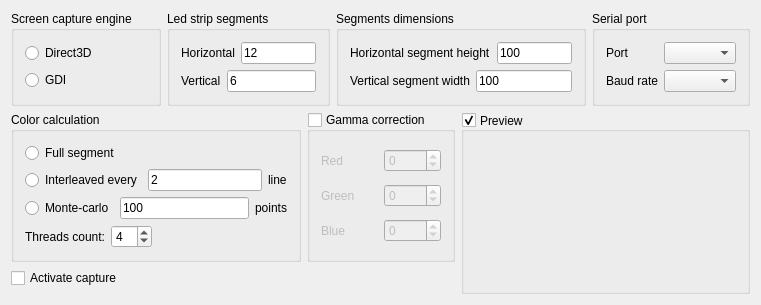
Old version of the form StripCtrl/StripCtrl/StripCtrl.ui in the repository sergrt/stripctrl.
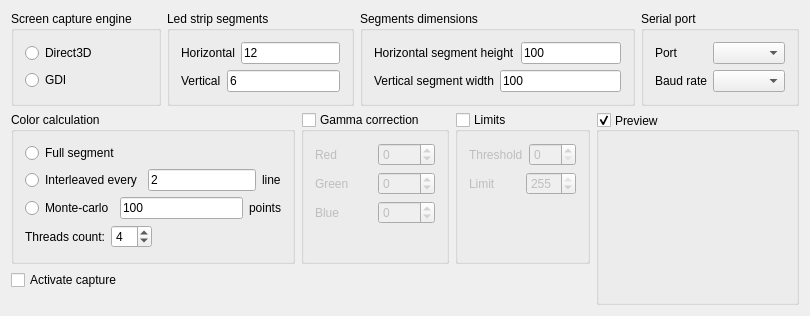
New version of the form. Custom widgets are drawn as their Qt base class.

Commit message: Add limit and threshold controls.

The edit to the form file:
```diff
--- a/StripCtrl/StripCtrl/StripCtrl.ui
+++ b/StripCtrl/StripCtrl/StripCtrl.ui
@@ -6,8 +6,8 @@
    <rect>
     <x>0</x>
     <y>0</y>
-    <width>761</width>
-    <height>274</height>
+    <width>810</width>
+    <height>316</height>
    </rect>
   </property>
   <property name="windowTitle">
@@ -271,6 +271,117 @@
            </item>
           </layout>
          </item>
+         <item>
+          <spacer name="verticalSpacer_4">
+           <property name="orientation">
+            <enum>Qt::Vertical</enum>
+           </property>
+           <property name="sizeHint" stdset="0">
+            <size>
+             <width>20</width>
+             <height>40</height>
+            </size>
+           </property>
+          </spacer>
+         </item>
+        </layout>
+       </widget>
+      </item>
+      <item row="0" column="3" rowspan="4">
+       <widget class="QGroupBox" name="previewBox">
+        <property name="title">
+         <string>Preview</string>
+        </property>
+        <property name="alignment">
+         <set>Qt::AlignLeading|Qt::AlignLeft|Qt::AlignVCenter</set>
+        </property>
+        <property name="checkable">
+         <bool>true</bool>
+        </property>
+        <layout class="QHBoxLayout" name="horizontalLayout_7">
+         <item>
+          <widget class="ColorPreviewWidget" name="color_widget" native="true">
+           <property name="sizePolicy">
+            <sizepolicy hsizetype="Expanding" vsizetype="Preferred">
+             <horstretch>0</horstretch>
+             <verstretch>0</verstretch>
+            </sizepolicy>
+           </property>
+          </widget>
+         </item>
+        </layout>
+       </widget>
+      </item>
+      <item row="0" column="2">
+       <widget class="QGroupBox" name="use_limits">
+        <property name="title">
+         <string>Limits</string>
+        </property>
+        <property name="checkable">
+         <bool>true</bool>
+        </property>
+        <property name="checked">
+         <bool>false</bool>
+        </property>
+        <layout class="QVBoxLayout" name="verticalLayout_8">
+         <item>
+          <layout class="QHBoxLayout" name="horizontalLayout_15">
+           <item>
+            <widget class="QLabel" name="label_13">
+             <property name="text">
+              <string>Threshold</string>
+             </property>
+            </widget>
+           </item>
+           <item>
+            <widget class="QSpinBox" name="threshold">
+             <property name="minimum">
+              <number>0</number>
+             </property>
+             <property name="maximum">
+              <number>255</number>
+             </property>
+            </widget>
+           </item>
+          </layout>
+         </item>
+         <item>
+          <layout class="QHBoxLayout" name="horizontalLayout_16">
+           <item>
+            <widget class="QLabel" name="label_14">
+             <property name="text">
+              <string>Limit</string>
+             </property>
+            </widget>
+           </item>
+           <item>
+            <widget class="QSpinBox" name="limit">
+             <property name="minimum">
+              <number>0</number>
+             </property>
+             <property name="maximum">
+              <number>255</number>
+             </property>
+             <property name="value">
+              <number>255</number>
+             </property>
+            </widget>
+           </item>
+          </layout>
+         </item>
+         <item>
+          <spacer name="verticalSpacer">
+           <property name="orientation">
+            <enum>Qt::Vertical</enum>
+           </property>
+           <property name="sizeHint" stdset="0">
+            <size>
+             <width>20</width>
+             <height>40</height>
+            </size>
+           </property>
+          </spacer>
+         </item>
         </layout>
        </widget>
       </item>
@@ -356,11 +467,24 @@
            </item>
           </layout>
          </item>
+         <item>
+          <spacer name="verticalSpacer_3">
+           <property name="orientation">
+            <enum>Qt::Vertical</enum>
+           </property>
+           <property name="sizeHint" stdset="0">
+            <size>
+             <width>20</width>
+             <height>40</height>
+            </size>
+           </property>
+          </spacer>
+         </item>
         </layout>
        </widget>
       </item>
       <item row="2" column="0">
-       <spacer name="verticalSpacer">
+       <spacer name="verticalSpacer_2">
         <property name="orientation">
          <enum>Qt::Vertical</enum>
         </property>
@@ -372,31 +496,6 @@
         </property>
        </spacer>
       </item>
-      <item row="0" column="2" rowspan="3">
-       <widget class="QGroupBox" name="previewBox">
-        <property name="title">
-         <string>Preview</string>
-        </property>
-        <property name="alignment">
-         <set>Qt::AlignLeading|Qt::AlignLeft|Qt::AlignVCenter</set>
-        </property>
-        <property name="checkable">
-         <bool>true</bool>
-        </property>
-        <layout class="QHBoxLayout" name="horizontalLayout_7">
-         <item>
-          <widget class="ColorPreviewWidget" name="color_widget" native="true">
-           <property name="sizePolicy">
-            <sizepolicy hsizetype="Expanding" vsizetype="Preferred">
-             <horstretch>0</horstretch>
-             <verstretch>0</verstretch>
-            </sizepolicy>
-           </property>
-          </widget>
-         </item>
-        </layout>
-       </widget>
-      </item>
      </layout>
     </item>
    </layout>
```
The commit also changes 8 other files.
